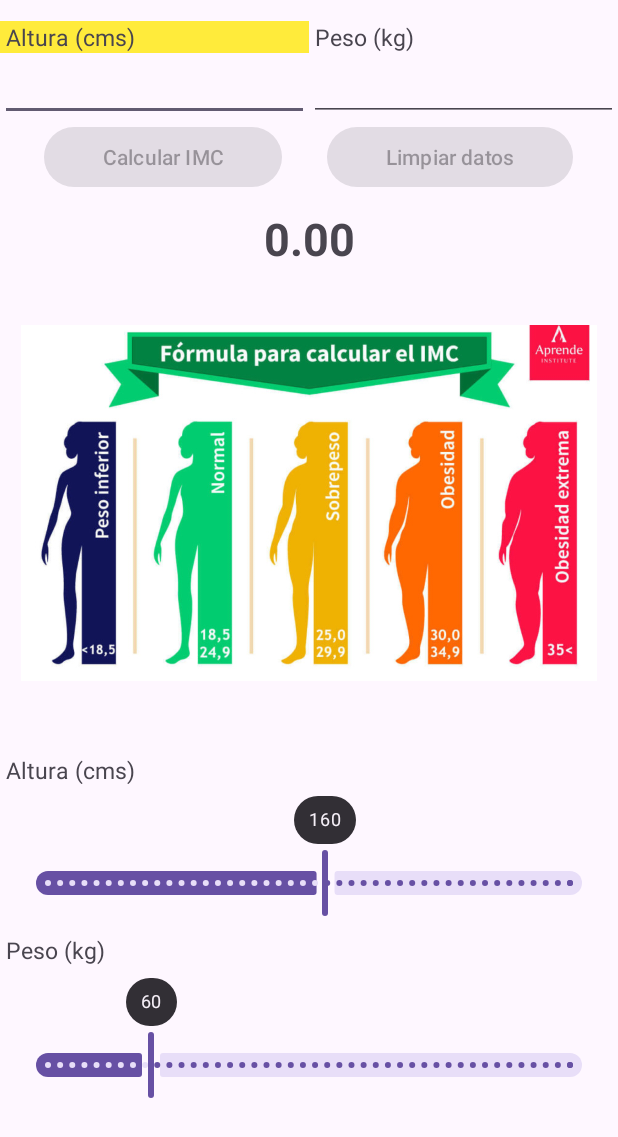
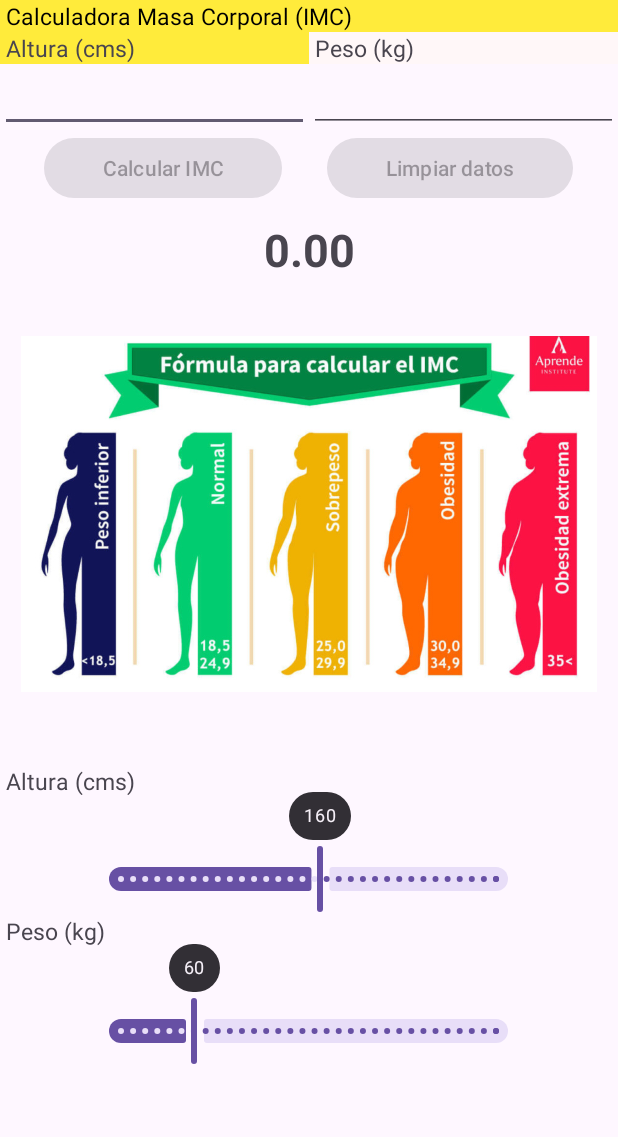
Before and after one commit to VictorHdezMartin/Calculador_IMC, an Android app: the screen it shows after launch (MainActivity), on a phone screen of 412 x 824 dp. Shown: the top 1137 px of the screen. Run offline under Robolectric (Android 15) with nearby library versions, the phone set to English and light mode, and no system bars.

```diff
--- a/app/src/main/java/com/example/calculadoraimc/MainActivity.kt
+++ b/app/src/main/java/com/example/calculadoraimc/MainActivity.kt
@@ -1,5 +1,6 @@
 package com.example.calculadoraimc
 
+import android.graphics.Color
 import android.os.Bundle
 import android.util.Log
 import android.widget.Button
@@ -77,20 +78,12 @@ class MainActivity : AppCompatActivity() {
             PesoEditText.setText("")
             resultadoIMC.setText("0.00")
 
-            pesoBajo.setText("")
-            pesoBajo.setBackgroundColor(getColor(R.color.white))
-
-            pesoNormal.setText("")
-            pesoNormal.setBackgroundColor(getColor(R.color.white))
-
-            sobrePeso.setText("")
-            sobrePeso.setBackgroundColor(getColor(R.color.white))
-
-            pesoObeso.setText("")
-            pesoObeso.setBackgroundColor(getColor(R.color.white))
-
-            pesoExtremo.setText("")
-            pesoExtremo.setBackgroundColor(getColor(R.color.white))
+            initEntorno(pesoBajo, getColor(R.color.white))
+            initEntorno(pesoNormal, getColor(R.color.white))
+            initEntorno(sobrePeso, getColor(R.color.white))
+            initEntorno(pesoObeso, getColor(R.color.white))
+            initEntorno(pesoExtremo, getColor(R.color.white))
+            initEditText()
         }
 
         CalcularPesoBoton.setOnClickListener {
@@ -142,11 +135,21 @@ class MainActivity : AppCompatActivity() {
         }
     }
 
+    private fun initEntorno(texto: TextView, color: Int) {
+        texto.setText("")
+        texto.setBackgroundColor(color)
+    }
+
+    private fun initEditText() {
+        AlturaEditText.setText("160")
+        PesoEditText.setText("60")
+    }
+
     fun enableCalculateButton() {
         CalcularPesoBoton.isEnabled = (PesoEditText.text.toString() != "") &&
                                       (AlturaEditText.text.toString() != "") &&
                                       (PesoEditText.text.toString().toFloat() > 0.0) &&
-                                      (AlturaEditText.text.toString().toFloat() > 0.0)
+                                      (AlturaEditText.text.toString().toFloat() > 0)
     }
 
     fun enableBotonClear() {
@@ -162,33 +165,22 @@ class MainActivity : AppCompatActivity() {
         componente.setBackgroundColor(getColor(R.color.fondo))
     }
 
+// capturamos componente
     fun initViews() {
-        PesoEditText =
-            findViewById(R.id.textoPeso)                            // capturamos componente
-        AlturaEditText =
-            findViewById(R.id.textoAltura)                         // capturamos componente
-        CalcularPesoBoton =
-            findViewById(R.id.botonCalcularIMC)                    // capturamos componente
-        BotonClear =
-            findViewById(R.id.botonClear)                          // capturamos componente
-        resultadoIMC =
-            findViewById<TextView>(R.id.resultadoIMC)              // capturamos componente
+        PesoEditText = findViewById(R.id.textoPeso)
+        AlturaEditText = findViewById(R.id.textoAltura)
+        CalcularPesoBoton = findViewById(R.id.botonCalcularIMC)
+        BotonClear = findViewById(R.id.botonClear)
+        resultadoIMC = findViewById<TextView>(R.id.resultadoIMC)
 
-        pesoBajo =
-            findViewById(R.id.pesoBajo)                            // capturamos componente
-        pesoNormal =
-            findViewById(R.id.pesoNormal)                          // capturamos componente
-        sobrePeso =
-            findViewById(R.id.sobrePeso)                           // capturamos componente
-        pesoObeso =
-            findViewById(R.id.pesoObeso)                           // capturamos componente
-        pesoExtremo =
-            findViewById(R.id.pesoExtremo)                         // capturamos componente
+        pesoBajo = findViewById(R.id.pesoBajo)
+        pesoNormal = findViewById(R.id.pesoNormal)                          // capturamos componente
+        sobrePeso = findViewById(R.id.sobrePeso)                           // capturamos componente
+        pesoObeso = findViewById(R.id.pesoObeso)                           // capturamos componente
+        pesoExtremo = findViewById(R.id.pesoExtremo)                         // capturamos componente
 
-        stringAltura =
-            findViewById(R.id.stringAltura)                        // capturamos componente
-        stringPeso =
-            findViewById(R.id.stringPeso)                          // capturamos componente
+        stringAltura = findViewById(R.id.stringAltura)                        // capturamos componente
+        stringPeso = findViewById(R.id.stringPeso)                          // capturamos componente
 
         seekBarAltura = findViewById(R.id.seekBarAltura)           // capturamos componente
         seekBarPeso = findViewById(R.id.seekBarPeso)               // capturamos componente
--- a/app/src/main/res/layout/activity_main.xml
+++ b/app/src/main/res/layout/activity_main.xml
@@ -12,7 +12,11 @@
     <TextView
         android:layout_width="match_parent"
         android:layout_height="wrap_content"
-        android:textSize="10sp"/>
+        android:text=" Calculadora Masa Corporal (IMC)"
+        android:layout_gravity="center_vertical"
+        android:textSize="15sp"
+        android:textColor="@color/black"
+        android:background="@color/yellow"/>
 
     <LinearLayout
         android:layout_width="match_parent"
@@ -186,22 +190,43 @@
         android:text="@string/Altura"
         android:textSize="15sp"/>
 
+    <LinearLayout
+        android:layout_width="match_parent"
+        android:layout_height="wrap_content"
+        android:orientation="horizontal">
+
+        <TextView
+            android:id="@+id/oddAltura"
+            android:layout_width="0dp"
+            android:layout_height="wrap_content"
+            android:textColor="@color/white"
+            android:gravity="center"
+            android:textStyle="bold"
+            android:layout_weight="1"/>
+
     <com.google.android.material.slider.Slider
         android:id="@+id/seekBarAltura"
+        style="@style/Widget.AppCompat.SeekBar.Discrete"
 
-        style="@style/Widget.AppCompat.SeekBar.Discrete"
-        android:layout_width="match_parent"
-        android:layout_height="10dp"
-
+        android:layout_width="0dp"
+        android:layout_height="wrap_content"
         android:layout_gravity="center"
-        android:layout_margin="10dp"
-
         android:progress="1"
         android:value="160"
         android:valueFrom="1"
         android:valueTo="300"
         android:stepSize="1"
-        app:labelBehavior="visible" />
+        app:labelBehavior="visible"
+        android:layout_weight="5"/>
+
+        <TextView
+            android:id="@+id/addAltura"
+            android:layout_width="0dp"
+            android:layout_height="wrap_content"
+            android:textColor="@color/white"
+            android:gravity="center"
+            android:layout_weight="1"/>
+    </LinearLayout>
 
     <TextView
         android:id="@+id/stringSeekBarPeso"
@@ -210,21 +235,42 @@
         android:text="@string/Peso"
         android:textSize="15sp"/>
 
+    <LinearLayout
+        android:layout_width="match_parent"
+        android:layout_height="wrap_content"
+        android:orientation="horizontal">
+
+        <TextView
+            android:id="@+id/oddPeso"
+            android:layout_width="0dp"
+            android:layout_height="wrap_content"
+            android:textColor="@color/white"
+            android:gravity="center"
+            android:textStyle="bold"
+            android:layout_weight="1"/>
+
         <com.google.android.material.slider.Slider
             android:id="@+id/seekBarPeso"
+            style="@style/Widget.AppCompat.SeekBar.Discrete"
 
-        style="@style/Widget.AppCompat.SeekBar.Discrete"
-        android:layout_width="match_parent"
-        android:layout_height="10dp"
-
+            android:layout_width="0dp"
+            android:layout_height="wrap_content"
             android:layout_gravity="center"
-        android:layout_margin="10dp"
-
             android:progress="1"
             android:value="60"
             android:valueFrom="1"
             android:valueTo="300"
             android:stepSize="0.5"
-        app:labelBehavior="visible" />
+            app:labelBehavior="visible"
+            android:layout_weight="5"/>
+
+        <TextView
+            android:id="@+id/addPeso"
+            android:layout_width="0dp"
+            android:layout_height="wrap_content"
+            android:textColor="@color/white"
+            android:gravity="center"
+            android:layout_weight="1"/>
+    </LinearLayout>
 
 </LinearLayout>
--- a/app/src/main/res/values/colors.xml
+++ b/app/src/main/res/values/colors.xml
@@ -9,5 +9,6 @@
     <color name="sobreExtremo">#FC1243</color>
     <color name="yellow">#FFEB3B</color>
     <color name="green">#A4FF3B</color>
-    <color name="fondo">#FEF7FF</color>
+    <color name="fondo">#FFF7F8</color>
+    <color name="red">#FC0221</color>
 </resources>
--- a/gradle/libs.versions.toml
+++ b/gradle/libs.versions.toml
@@ -1,5 +1,5 @@
 [versions]
-agp = "8.3.0"
+agp = "8.6.0"
 kotlin = "1.9.0"
 coreKtx = "1.13.1"
 junit = "4.13.2"
```
Also changed, not shown: gradle/wrapper/gradle-wrapper.properties. Lines whose indentation alone changed are shown as unchanged.
